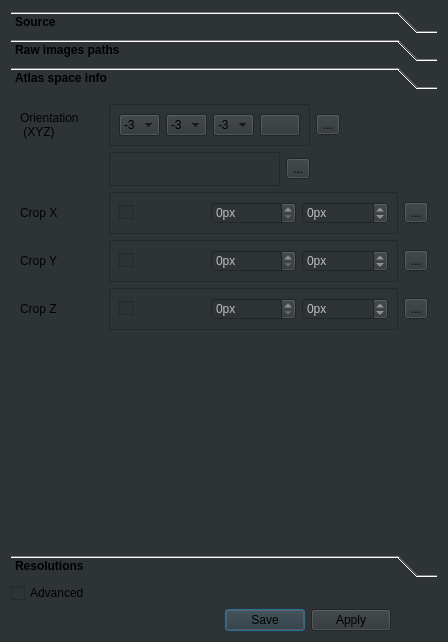
Old version of the form ClearMap/gui/creator/sample_tab.ui in the repository ClearAnatomics/ClearMap.
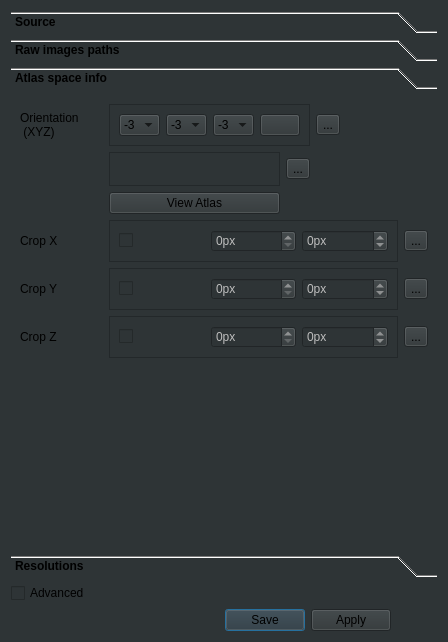
New version of the form. The open tabs and pages were chosen to show the change. Icons and pictures are not drawn.

Commit message: Adds option to plot atlas with UI to find crop parameters

Diff of the .ui file:
```diff
--- a/ClearMap/gui/creator/sample_tab.ui
+++ b/ClearMap/gui/creator/sample_tab.ui
@@ -410,8 +410,141 @@
          <property name="verticalSpacing">
           <number>6</number>
          </property>
+         <item row="0" column="3" colspan="2">
+          <widget class="QToolButton" name="sampleOrientationInfoToolButton">
+           <property name="text">
+            <string>...</string>
+           </property>
+           <property name="icon">
+            <iconset resource="icons.qrc">
+             <normaloff>:/icons/icons/info.svg</normaloff>:/icons/icons/info.svg</iconset>
+           </property>
+          </widget>
+         </item>
+         <item row="5" column="1" colspan="3">
+          <widget class="QFrame" name="sliceZDoublet">
+           <property name="frameShape">
+            <enum>QFrame::StyledPanel</enum>
+           </property>
+           <property name="frameShadow">
+            <enum>QFrame::Raised</enum>
+           </property>
+           <property name="disabledValue" stdset="0">
+            <string>None</string>
+           </property>
+           <property name="individuallyDisableable" stdset="0">
+            <bool>false</bool>
+           </property>
+           <layout class="QHBoxLayout" name="horizontalLayout_7">
+            <item>
+             <widget class="QCheckBox" name="checkBox_3">
+              <property name="text">
+               <string/>
+              </property>
+             </widget>
+            </item>
+            <item>
+             <widget class="QSpinBox" name="spinBox_25">
+              <property name="enabled">
+               <bool>false</bool>
+              </property>
+              <property name="suffix">
+               <string>px</string>
+              </property>
+              <property name="maximum">
+               <number>65535</number>
+              </property>
+             </widget>
+            </item>
+            <item>
+             <widget class="QSpinBox" name="spinBox_26">
+              <property name="enabled">
+               <bool>false</bool>
+              </property>
+              <property name="suffix">
+               <string>px</string>
+              </property>
+              <property name="minimum">
+               <number>-1</number>
+              </property>
+              <property name="maximum">
+               <number>65535</number>
+              </property>
+             </widget>
+            </item>
+           </layout>
+          </widget>
+         </item>
+         <item row="4" column="1" colspan="3">
+          <widget class="QFrame" name="sliceYDoublet">
+           <property name="frameShape">
+            <enum>QFrame::StyledPanel</enum>
+           </property>
+           <property name="frameShadow">
+            <enum>QFrame::Raised</enum>
+           </property>
+           <property name="disabledValue" stdset="0">
+            <string>None</string>
+           </property>
+           <property name="individuallyDisableable" stdset="0">
+            <bool>false</bool>
+           </property>
+           <layout class="QHBoxLayout" name="horizontalLayout_3">
+            <item>
+             <widget class="QCheckBox" name="checkBox_2">
+              <property name="text">
+               <string/>
+              </property>
+             </widget>
+            </item>
+            <item>
+             <widget class="QSpinBox" name="spinBox_22">
+              <property name="enabled">
+               <bool>false</bool>
+              </property>
+              <property name="suffix">
+               <string>px</string>
+              </property>
+              <property name="maximum">
+               <number>65535</number>
+              </property>
+             </widget>
+            </item>
+            <item>
+             <widget class="QSpinBox" name="spinBox_23">
+              <property name="enabled">
+               <bool>false</bool>
+              </property>
+              <property name="suffix">
+               <string>px</string>
+              </property>
+              <property name="minimum">
+               <number>-1</number>
+              </property>
+              <property name="maximum">
+               <number>65535</number>
+              </property>
+             </widget>
+            </item>
+           </layout>
+          </widget>
+         </item>
+         <item row="0" column="0">
+          <widget class="QLabel" name="sampleOrientationLbl">
+           <property name="toolTip">
+            <string>The orientation of the sample during acquisition</string>
+           </property>
+           <property name="whatsThis">
+            <string>&lt;html&gt;&lt;head/&gt;&lt;body&gt;&lt;p&gt;The order in which are represented the X, Y and Z axes. A minus sign indicates an inversion of the axis direction. &lt;span style=&quot; color:#edd400;&quot;&gt;WARNING: do not select the same order for multiple axes.&lt;/span&gt;&lt;/p&gt;&lt;p&gt;Once selected, click on the magnifying glass to view the result.&lt;/p&gt;&lt;/body&gt;&lt;/html&gt;</string>
+           </property>
+           <property name="text">
+            <string>Orientation
+ (XYZ)</string>
+           </property>
+          </widget>
+         </item>
          <item row="4" column="4">
-          <widget class="QToolButton" name="sampleCropZLblInfoToolButton">
+          <widget class="QToolButton" name="sampleCropYLblInfoToolButton">
            <property name="text">
             <string>...</string>
            </property>
@@ -421,7 +554,7 @@
            </property>
           </widget>
          </item>
-         <item row="2" column="0">
+         <item row="3" column="0">
           <widget class="QLabel" name="sampleCropXLbl">
            <property name="toolTip">
             <string>How the sample is cropped along X</string>
@@ -434,8 +567,8 @@
            </property>
           </widget>
          </item>
-         <item row="3" column="0">
-          <widget class="QLabel" name="sampleCropYLbl">
+         <item row="5" column="0">
+          <widget class="QLabel" name="sampleCropZLbl">
            <property name="toolTip">
             <string>How the sample is cropped along Y</string>
            </property>
@@ -443,7 +576,7 @@
             <string>&lt;html&gt;&lt;head/&gt;&lt;body&gt;&lt;p&gt;How to crop the atlas along Y to match the sample. &lt;span style=&quot; color:#729fcf;&quot;&gt;NOTE: Values in pixels.&lt;/span&gt; To select the appropriate values, open the atlas in the same orientation (in ClearMap/Resources/Atlas).&lt;/p&gt;&lt;/body&gt;&lt;/html&gt;</string>
            </property>
            <property name="text">
-            <string>Crop Y</string>
+            <string>Crop Z</string>
            </property>
           </widget>
          </item>
@@ -476,6 +609,30 @@
            </layout>
           </widget>
          </item>
+         <item row="3" column="4">
+          <widget class="QToolButton" name="sampleCropXLblInfoToolButton">
+           <property name="text">
+            <string>...</string>
+           </property>
+           <property name="icon">
+            <iconset resource="icons.qrc">
+             <normaloff>:/icons/icons/info.svg</normaloff>:/icons/icons/info.svg</iconset>
+           </property>
+          </widget>
+         </item>
+         <item row="4" column="0">
+          <widget class="QLabel" name="sampleCropYLbl">
+           <property name="toolTip">
+            <string>How the sample is cropped along Y</string>
+           </property>
+           <property name="whatsThis">
+            <string>&lt;html&gt;&lt;head/&gt;&lt;body&gt;&lt;p&gt;How to crop the atlas along Y to match the sample. &lt;span style=&quot; color:#729fcf;&quot;&gt;NOTE: Values in pixels.&lt;/span&gt; To select the appropriate values, open the atlas in the same orientation (in ClearMap/Resources/Atlas).&lt;/p&gt;&lt;/body&gt;&lt;/html&gt;</string>
+           </property>
+           <property name="text">
+            <string>Crop Y</string>
+           </property>
+          </widget>
+         </item>
          <item row="0" column="1" colspan="2">
           <widget class="QFrame" name="frame">
            <property name="frameShape">
@@ -628,8 +785,8 @@
            </layout>
           </widget>
          </item>
-         <item row="0" column="3" colspan="2">
-          <widget class="QToolButton" name="sampleOrientationInfoToolButton">
+         <item row="5" column="4">
+          <widget class="QToolButton" name="sampleCropZLblInfoToolButton">
            <property name="text">
             <string>...</string>
            </property>
@@ -639,18 +796,7 @@
            </property>
           </widget>
          </item>
-         <item row="1" column="2">
-          <widget class="QToolButton" name="miniBrainFrameInfoToolButton">
-           <property name="text">
-            <string>...</string>
-           </property>
-           <property name="icon">
-            <iconset resource="icons.qrc">
-             <normaloff>:/icons/icons/info.svg</normaloff>:/icons/icons/info.svg</iconset>
-           </property>
-          </widget>
-         </item>
-         <item row="2" column="1" colspan="3">
+         <item row="3" column="1" colspan="3">
           <widget class="QFrame" name="sliceXDoublet">
            <property name="frameShape">
             <enum>QFrame::StyledPanel</enum>
@@ -704,164 +850,7 @@
            </layout>
           </widget>
          </item>
-         <item row="4" column="1" colspan="3">
-          <widget class="QFrame" name="sliceZDoublet">
-           <property name="frameShape">
-            <enum>QFrame::StyledPanel</enum>
-           </property>
-           <property name="frameShadow">
-            <enum>QFrame::Raised</enum>
-           </property>
-           <property name="disabledValue" stdset="0">
-            <string>None</string>
-           </property>
-           <property name="individuallyDisableable" stdset="0">
-            <bool>false</bool>
-           </property>
-           <layout class="QHBoxLayout" name="horizontalLayout_7">
-            <item>
-             <widget class="QCheckBox" name="checkBox_3">
-              <property name="text">
-               <string/>
-              </property>
-             </widget>
-            </item>
-            <item>
-             <widget class="QSpinBox" name="spinBox_25">
-              <property name="enabled">
-               <bool>false</bool>
-              </property>
-              <property name="suffix">
-               <string>px</string>
-              </property>
-              <property name="maximum">
-               <number>65535</number>
-              </property>
-             </widget>
-            </item>
-            <item>
-             <widget class="QSpinBox" name="spinBox_26">
-              <property name="enabled">
-               <bool>false</bool>
-              </property>
-              <property name="suffix">
-               <string>px</string>
-              </property>
-              <property name="minimum">
-               <number>-1</number>
-              </property>
-              <property name="maximum">
-               <number>65535</number>
-              </property>
-             </widget>
-            </item>
-           </layout>
-          </widget>
-         </item>
-         <item row="4" column="0">
-          <widget class="QLabel" name="sampleCropZLbl">
-           <property name="toolTip">
-            <string>How the sample is cropped along Z</string>
-           </property>
-           <property name="whatsThis">
-            <string>&lt;html&gt;&lt;head/&gt;&lt;body&gt;&lt;p&gt;How to crop the atlas along Z to match the sample. &lt;span style=&quot; color:#729fcf;&quot;&gt;NOTE: Values in pixels.&lt;/span&gt; To select the appropriate values, open the atlas in the same orientation (in ClearMap/Resources/Atlas).&lt;/p&gt;&lt;/body&gt;&lt;/html&gt;</string>
-           </property>
-           <property name="text">
-            <string>Crop Z</string>
-           </property>
-          </widget>
-         </item>
-         <item row="2" column="4">
-          <widget class="QToolButton" name="sampleCropXLblInfoToolButton">
-           <property name="text">
-            <string>...</string>
-           </property>
-           <property name="icon">
-            <iconset resource="icons.qrc">
-             <normaloff>:/icons/icons/info.svg</normaloff>:/icons/icons/info.svg</iconset>
-           </property>
-          </widget>
-         </item>
-         <item row="0" column="0">
-          <widget class="QLabel" name="sampleOrientationLbl">
-           <property name="toolTip">
-            <string>The orientation of the sample during acquisition</string>
-           </property>
-           <property name="whatsThis">
-            <string>&lt;html&gt;&lt;head/&gt;&lt;body&gt;&lt;p&gt;The order in which are represented the X, Y and Z axes. A minus sign indicates an inversion of the axis direction. &lt;span style=&quot; color:#edd400;&quot;&gt;WARNING: do not select the same order for multiple axes.&lt;/span&gt;&lt;/p&gt;&lt;p&gt;Once selected, click on the magnifying glass to view the result.&lt;/p&gt;&lt;/body&gt;&lt;/html&gt;</string>
-           </property>
-           <property name="text">
-            <string>Orientation
- (XYZ)</string>
-           </property>
-          </widget>
-         </item>
-         <item row="3" column="4">
-          <widget class="QToolButton" name="sampleCropYLblInfoToolButton">
-           <property name="text">
-            <string>...</string>
-           </property>
-           <property name="icon">
-            <iconset resource="icons.qrc">
-             <normaloff>:/icons/icons/info.svg</normaloff>:/icons/icons/info.svg</iconset>
-           </property>
-          </widget>
-         </item>
-         <item row="3" column="1" colspan="3">
-          <widget class="QFrame" name="sliceYDoublet">
-           <property name="frameShape">
-            <enum>QFrame::StyledPanel</enum>
-           </property>
-           <property name="frameShadow">
-            <enum>QFrame::Raised</enum>
-           </property>
-           <property name="disabledValue" stdset="0">
-            <string>None</string>
-           </property>
-           <property name="individuallyDisableable" stdset="0">
-            <bool>false</bool>
-           </property>
-           <layout class="QHBoxLayout" name="horizontalLayout_3">
-            <item>
-             <widget class="QCheckBox" name="checkBox_2">
-              <property name="text">
-               <string/>
-              </property>
-             </widget>
-            </item>
-            <item>
-             <widget class="QSpinBox" name="spinBox_22">
-              <property name="enabled">
-               <bool>false</bool>
-              </property>
-              <property name="suffix">
-               <string>px</string>
-              </property>
-              <property name="maximum">
-               <number>65535</number>
-              </property>
-             </widget>
-            </item>
-            <item>
-             <widget class="QSpinBox" name="spinBox_23">
-              <property name="enabled">
-               <bool>false</bool>
-              </property>
-              <property name="suffix">
-               <string>px</string>
-              </property>
-              <property name="minimum">
-               <number>-1</number>
-              </property>
-              <property name="maximum">
-               <number>65535</number>
-              </property>
-             </widget>
-            </item>
-           </layout>
-          </widget>
-         </item>
-         <item row="5" column="1">
+         <item row="6" column="1">
           <spacer name="verticalSpacer">
            <property name="orientation">
             <enum>Qt::Vertical</enum>
@@ -874,6 +863,24 @@
            </property>
           </spacer>
          </item>
+         <item row="1" column="2">
+          <widget class="QToolButton" name="miniBrainFrameInfoToolButton">
+           <property name="text">
+            <string>...</string>
+           </property>
+           <property name="icon">
+            <iconset resource="icons.qrc">
+             <normaloff>:/icons/icons/info.svg</normaloff>:/icons/icons/info.svg</iconset>
+           </property>
+          </widget>
+         </item>
+         <item row="2" column="1">
+          <widget class="QPushButton" name="sampleViewAtlasPushButton">
+           <property name="text">
+            <string>View Atlas</string>
+           </property>
+          </widget>
+         </item>
         </layout>
        </widget>
        <widget class="QWidget" name="page_3">
```
Left out of the diff: 6 changed lines with no effect on the pictures. The commit also changes 4 other files.
